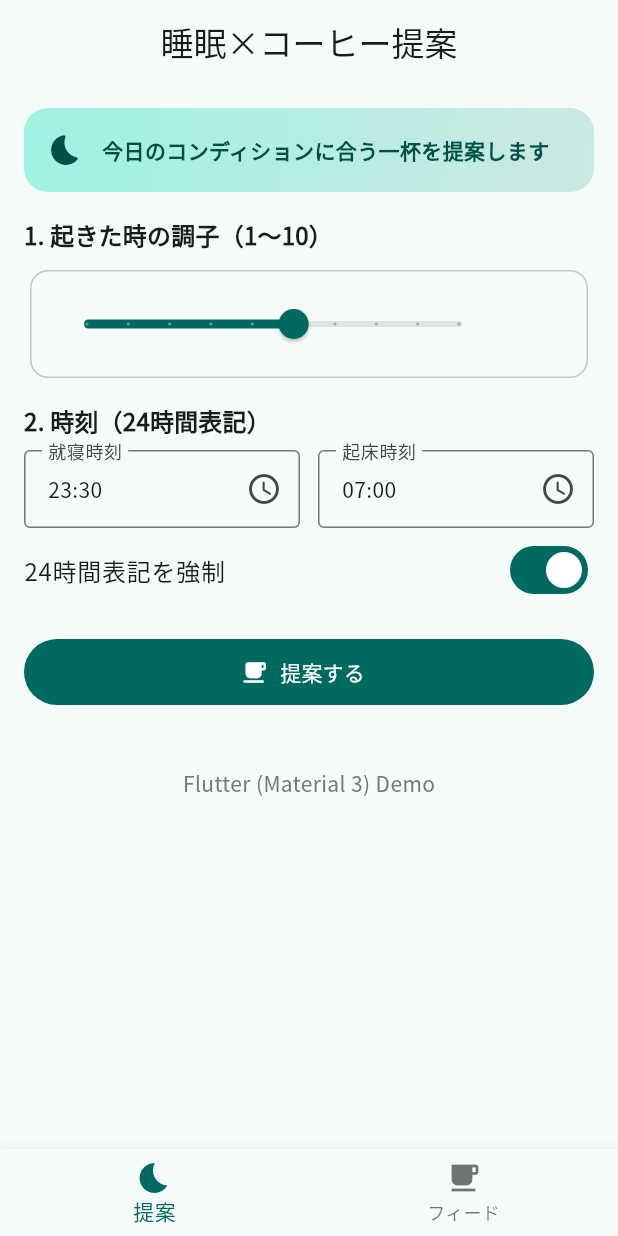
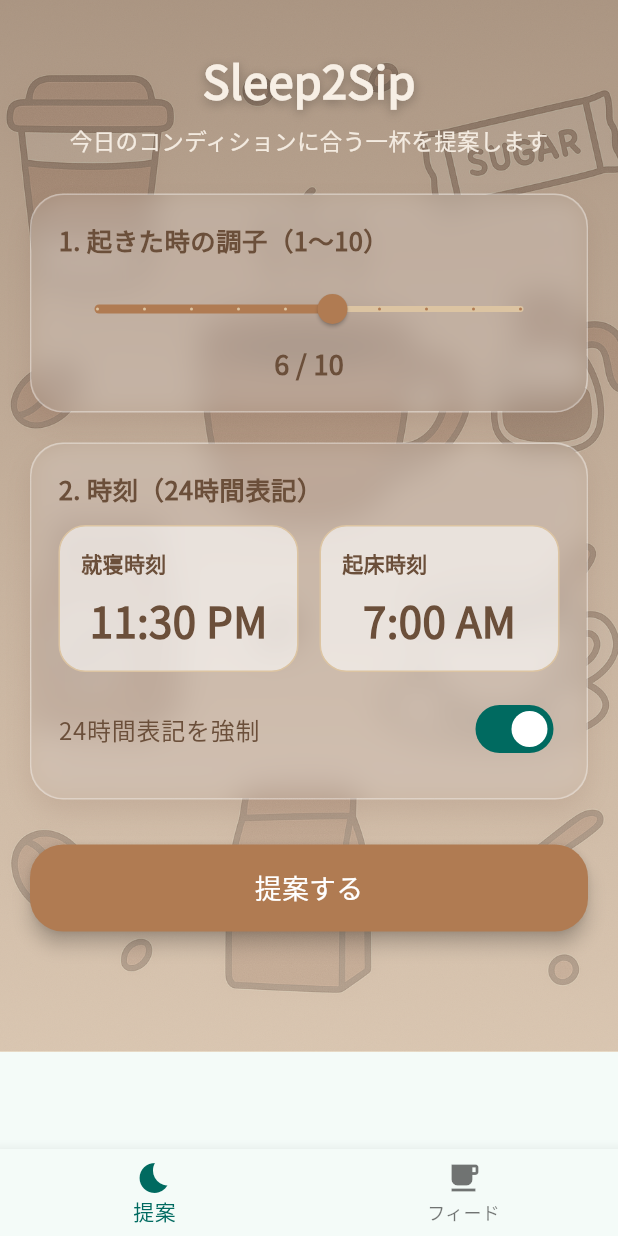
Before and after one commit to s231x002-source/sleep_coffee_advisor, a Flutter app: the screen it shows after launch, on a phone screen of 412 x 824 dp. Run offline on Flutter 3.47's test engine with Material 3 defaults, Android fonts, the phone set to English and light mode, and no system bars; our stand-ins replace cloud_firestore, firebase_auth, firebase_core, flutter_local_notifications, timezone; missing offline and left inert: dart:html; accounts and stored records are empty; network calls fail.

Commit message:
feat:通知機能追加 01月21日　 統合

```diff
--- a/lib/ui/root_page.dart
+++ b/lib/ui/root_page.dart
@@ -3,6 +3,7 @@
 import 'package:flutter/material.dart';
 import 'home_page.dart';
 import 'coffee_feed_page.dart';
+import 'sleep2sip_page.dart';
 
 class RootPage extends StatefulWidget {
   const RootPage({super.key});
@@ -21,7 +22,13 @@ class _RootPageState extends State<RootPage> {
       body: IndexedStack(
         index: index,
         children: const [
-          HomePage(),        // 提案画面
+
+          Sleep2SipPage(
+            debugShortDelays: true,      // デバッグ用（本番は false 推奨）
+            enableSaveAndNotify: true,   // UIだけなら false
+          ),
+
+          //HomePage(),        // 提案画面
           CoffeeFeedPage(),  // scroll UI
         ],
       ),
--- /dev/null
+++ b/lib/ui/sleep2sip_page.dart
@@ -0,0 +1,558 @@
+
+// lib/ui/sleep2sip_page.dart
+import 'dart:ui' show ImageFilter;
+
+import 'package:flutter/material.dart';
+
+import '../controllers/home_controller.dart';
+import '../data/brew_repository.dart';
+import '../domain/advice.dart';
+import '../domain/coffee_recommender.dart';
+import '../services/schedule_service.dart';
+
+// 追加
+import 'package:flutter/foundation.dart'
+    show kIsWeb, defaultTargetPlatform, TargetPlatform;
+import 'package:firebase_auth/firebase_auth.dart';
+import 'package:cloud_firestore/cloud_firestore.dart';
+
+import '../services/notification_service.dart';
+import '../services/in_app_notification_service.dart';
+
+
+class Sleep2SipPage extends StatefulWidget {
+  const Sleep2SipPage({
+    super.key,
+    this.debugShortDelays = false,
+    this.enableSaveAndNotify = true,
+  });
+
+  /// デバッグ用：通知を数秒後に出すか（本番では false 推奨）
+  final bool debugShortDelays;
+
+  /// Firestore保存＋通知予約を実行するか（まずUIだけ確認したいなら false）
+  final bool enableSaveAndNotify;
+
+  @override
+  State<Sleep2SipPage> createState() => _Sleep2SipPageState();
+}
+
+class _Sleep2SipPageState extends State<Sleep2SipPage> {
+  // --- 状態 ---
+  double _condition = 6; // 起床時の調子（1〜10）
+  TimeOfDay _sleepTime = const TimeOfDay(hour: 23, minute: 30);
+  TimeOfDay _wakeTime = const TimeOfDay(hour: 7, minute: 0);
+  bool _force24h = true;
+
+  final _scheduler = ScheduleService();
+
+  Advice? _advice;
+
+  // --- 依存 ---
+  late final HomeController _controller = HomeController(
+    repo: BrewRepository(),
+    scheduler: ScheduleService(),
+    recommender: CoffeeRecommender(),
+  );
+
+  // --- テーマカラー（Sleep2Sipデザイン） ---
+  final Color coffeeDark = const Color(0xFF6B4F3A);
+  final Color coffeeMilk = const Color(0xFFDCC4A2);
+  final Color coffeeLatte = const Color(0xFFF7EFE5);
+  final Color coffeeAccent = const Color(0xFFB07B52);
+
+  // --- TimePicker ---
+  Future<void> _pickTime(bool isSleepTime) async {
+    final initial = isSleepTime ? _sleepTime : _wakeTime;
+
+    final picked = await showTimePicker(
+      context: context,
+      initialTime: initial,
+      helpText: isSleepTime ? '就寝時刻を選択' : '起床時刻を選択',
+      builder: (context, child) {
+        // 24時間表記を強制したい場合
+        final media = MediaQuery.of(context);
+        final themed = Theme(
+          data: ThemeData.light().copyWith(
+            colorScheme: ColorScheme.light(primary: coffeeAccent),
+          ),
+          child: MediaQuery(
+            data: media.copyWith(
+              alwaysUse24HourFormat:
+              _force24h ? true : media.alwaysUse24HourFormat,
+            ),
+            child: child!,
+          ),
+        );
+        return themed;
+      },
+    );
+
+    if (picked != null) {
+      setState(() {
+        if (isSleepTime) {
+          _sleepTime = picked;
+        } else {
+          _wakeTime = picked;
+        }
+      });
+    }
+  }
+
+  // --- 分析（既存の CoffeeRecommender を使う） ---
+  Future<void> _analyze() async {
+    final advice = _controller.calculate(
+      bedTime: _sleepTime,
+      wakeTime: _wakeTime,
+      wakeFeeling: _condition,
+    );
+
+    setState(() => _advice = advice);
+
+    // 保存・通知は任意（UIだけならオフでOK）
+    //if (widget.enableSaveAndNotify) {
+      //await _controller.saveAndSchedule(
+        //advice: advice,
+        //wakeFeeling: _condition.round(),
+        //bedTimeText: _fmt(_sleepTime),
+        //wakeTimeText: _fmt(_wakeTime),
+        //debugShortDelays: widget.debugShortDelays,
+      //);
+    //}
+
+    if (widget.enableSaveAndNotify) {
+      await _saveBrewHistoryAndSchedule();
+    }
+
+  }
+
+
+  /// ✅ 保存 + 通知（集中力低下タイミング予測通知を含む）
+  Future<void> _saveBrewHistoryAndSchedule() async {
+    final uid = FirebaseAuth.instance.currentUser?.uid;
+    if (uid == null) {
+      debugPrint('No UID: not signed in');
+      return;
+    }
+
+    // ---- 1) Firestore 保存 ----
+    try {
+      final advice = _advice;
+      await FirebaseFirestore.instance
+          .collection('users')
+          .doc(uid)
+          .collection('brews')
+          .add({
+        'timestamp': FieldValue.serverTimestamp(),
+        'wakeFeeling': _condition.round(),
+        'bedTime': _fmt(_sleepTime),
+        'wakeTime': _fmt(_wakeTime),
+        'advice': advice == null
+            ? null
+            : {
+          'coffeeName': advice.coffeeName,
+          'caffeineLevel': advice.caffeineLevel,
+          'score': advice.score,
+          'totalSleepMin': advice.totalSleep.inMinutes,
+        },
+      });
+
+      debugPrint('Brew history saved!');
+    } catch (e, st) {
+      debugPrint('Save failed: $e\n$st');
+      if (mounted) {
+        ScaffoldMessenger.of(context).showSnackBar(
+          const SnackBar(content: Text('保存に失敗しました')),
+        );
+      }
+      // 保存が失敗しても通知予約は続ける/やめるは好み
+      // ここでは HomePage と同様に続行する構成でもOK
+    }
+
+    // ---- 2) 通知スケジューリング（集中力低下含む）----
+    final now = DateTime.now();
+
+    final isMobile = !kIsWeb &&
+        (defaultTargetPlatform == TargetPlatform.android ||
+            defaultTargetPlatform == TargetPlatform.iOS);
+
+    // まず「予約した」ことが分かるように即時アプリ内通知
+    await InAppNotificationService.instance.showNow(
+      title: '通知を予約しました',
+      body: widget.debugShortDelays
+          ? '（デバッグ）数秒後に通知します'
+          : '指定時刻にリマインドします',
+      payload: 'scheduled',
+    );
+
+    // デバッグ時は短い遅延にする
+    final restAt = widget.debugShortDelays
+        ? now.add(const Duration(seconds: 5))
+        : _scheduler.restAfterCaffeine(now);
+
+    DateTime? dropAt;
+    if (_advice != null) {
+      dropAt = widget.debugShortDelays
+          ? now.add(const Duration(seconds: 10))
+          : _scheduler.concentrationDrop(now, _advice!.score);
+    }
+
+    const restBody = '摂取から4時間経過。軽いストレッチや目の休息を。';
+    const focusBody = 'そろそろ集中力が落ち始めます。5〜10分の休憩がおすすめ。';
+
+    // 休憩（アプリ内）
+    await InAppNotificationService.instance.scheduleAt(
+      when: restAt,
+      title: '休憩のタイミングです',
+      body: restBody,
+      payload: 'rest',
+    );
+
+    // 集中力低下（アプリ内）
+    if (dropAt != null) {
+      await InAppNotificationService.instance.scheduleAt(
+        when: dropAt,
+        title: '集中力の低下タイミング予測',
+        body: focusBody,
+        payload: 'focus',
+      );
+    }
+
+    // モバイルのみ：OS通知も予約（将来の確認用）
+    if (isMobile) {
+      await NotificationService.instance.scheduleAt(
+        when: restAt,
+        title: '休憩のタイミングです',
+        body: restBody,
+        payload: 'rest',
+      );
+
+      if (dropAt != null) {
+        await NotificationService.instance.scheduleAt(
+          when: dropAt,
+          title: '集中力の低下タイミング予測',
+          body: focusBody,
+          payload: 'focus',
+        );
+      }
+    }
+  }
+
+  String _fmt(TimeOfDay t) =>
+      '${t.hour.toString().padLeft(2, '0')}:${t.minute.toString().padLeft(2, '0')}';
+
+  @override
+  Widget build(BuildContext context) {
+    return Scaffold(
+      // scroll UI と共存するので、ここは各タブで独立した Scaffold でOK
+      body: Container(
+        decoration: BoxDecoration(
+          image: const DecorationImage(
+            image: AssetImage("assets/images/background.png"),
+            fit: BoxFit.cover,
+            opacity: 0.32,
+          ),
+          gradient: LinearGradient(
+            colors: [
+              Colors.brown.shade900.withOpacity(0.60),
+              Colors.brown.shade400.withOpacity(0.40),
+            ],
+            begin: Alignment.topCenter,
+            end: Alignment.bottomCenter,
+          ),
+        ),
+        child: SafeArea(
+          child: SingleChildScrollView(
+            padding: const EdgeInsets.all(20),
+            child: Column(
+              children: [
+                const SizedBox(height: 12),
+
+                // --- Title ---
+                Text(
+                  "Sleep2Sip",
+                  style: TextStyle(
+                    fontSize: 30,
+                    fontWeight: FontWeight.bold,
+                    color: coffeeLatte,
+                    shadows: [
+                      Shadow(
+                        blurRadius: 8,
+                        offset: const Offset(0, 2),
+                        color: Colors.black.withOpacity(0.30),
+                      ),
+                    ],
+                  ),
+                ),
+                const SizedBox(height: 8),
+                Text(
+                  "今日のコンディションに合う一杯を提案します",
+                  style: TextStyle(
+                    fontSize: 15,
+                    color: coffeeLatte.withOpacity(0.95),
+                  ),
+                ),
+                const SizedBox(height: 25),
+
+                // --- 1. Condition Slider ---
+                _glassCard(
+                  child: Column(
+                    crossAxisAlignment: CrossAxisAlignment.start,
+                    children: [
+                      _label("1. 起きた時の調子（1〜10）"),
+                      const SizedBox(height: 10),
+                      Slider(
+                        value: _condition,
+                        min: 1,
+                        max: 10,
+                        divisions: 9,
+                        activeColor: coffeeAccent,
+                        inactiveColor: coffeeMilk,
+                        onChanged: (v) => setState(() => _condition = v),
+                      ),
+                      Center(
+                        child: Text(
+                          "${_condition.toInt()} / 10",
+                          style: TextStyle(
+                            fontSize: 18,
+                            color: coffeeDark,
+                            fontWeight: FontWeight.bold,
+                          ),
+                        ),
+                      ),
+                    ],
+                  ),
+                ),
+
+                const SizedBox(height: 20),
+
+                // --- 2. Sleep/Wake Time ---
+                _glassCard(
+                  child: Column(
+                    crossAxisAlignment: CrossAxisAlignment.start,
+                    children: [
+                      _label("2. 時刻（24時間表記）"),
+                      const SizedBox(height: 12),
+                      Row(
+                        children: [
+                          Expanded(
+                            child: _timeBox(
+                              title: "就寝時刻",
+                              value: _sleepTime.format(context),
+                              onTap: () => _pickTime(true),
+                            ),
+                          ),
+                          const SizedBox(width: 14),
+                          Expanded(
+                            child: _timeBox(
+                              title: "起床時刻",
+                              value: _wakeTime.format(context),
+                              onTap: () => _pickTime(false),
+                            ),
+                          ),
+                        ],
+                      ),
+                      const SizedBox(height: 10),
+                      SwitchListTile.adaptive(
+                        contentPadding: EdgeInsets.zero,
+                        title: Text(
+                          '24時間表記を強制',
+                          style: TextStyle(color: coffeeDark),
+                        ),
+                        value: _force24h,
+                        onChanged: (v) => setState(() => _force24h = v),
+                      ),
+                    ],
+                  ),
+                ),
+
+                const SizedBox(height: 30),
+
+                // --- Analyze Button ---
+                SizedBox(
+                  width: double.infinity,
+                  child: ElevatedButton(
+                    style: ElevatedButton.styleFrom(
+                      backgroundColor: coffeeAccent,
+                      foregroundColor: Colors.white,
+                      padding: const EdgeInsets.symmetric(
+                        horizontal: 35,
+                        vertical: 16,
+                      ),
+                      shape: RoundedRectangleBorder(
+                        borderRadius: BorderRadius.circular(22),
+                      ),
+                      elevation: 5,
+                    ),
+                    onPressed: _analyze,
+                    child: const Text(
+                      "提案する",
+                      style: TextStyle(fontSize: 18),
+                    ),
+                  ),
+                ),
+
+                const SizedBox(height: 30),
+
+                // --- Result (fade-in) ---
+                AnimatedOpacity(
+                  duration: const Duration(milliseconds: 600),
+                  opacity: _advice == null ? 0 : 1,
+                  child: _advice == null
+                      ? const SizedBox()
+                      : _glassCard(
+                    child: _ResultBlock(
+                      advice: _advice!,
+                      coffeeDark: coffeeDark,
+                    ),
+                  ),
+                ),
+
+                const SizedBox(height: 30),
+              ],
+            ),
+          ),
+        ),
+      ),
+    );
+  }
+
+  Text _label(String text) {
+    return Text(
+      text,
+      style: TextStyle(
+        fontSize: 17,
+        fontWeight: FontWeight.bold,
+        color: coffeeDark,
+      ),
+    );
+  }
+
+  /// ガラス風カード（BackdropFilter）
+  Widget _glassCard({required Widget child}) {
+    return Container(
+      decoration: BoxDecoration(
+        color: Colors.white.withOpacity(0.22),
+        borderRadius: BorderRadius.circular(22),
+        border: Border.all(
+          color: Colors.white.withOpacity(0.28),
+        ),
+        boxShadow: [
+          BoxShadow(
+            color: Colors.brown.withOpacity(0.15),
+            blurRadius: 15,
+            offset: const Offset(0, 8),
+          ),
+        ],
+      ),
+      child: ClipRRect(
+        borderRadius: BorderRadius.circular(22),
+        child: BackdropFilter(
+          filter: ImageFilter.blur(sigmaX: 10, sigmaY: 10),
+          child: Padding(
+            padding: const EdgeInsets.all(18),
+            child: child,
+          ),
+        ),
+      ),
+    );
+  }
+
+  /// 時刻選択ボックス（デザイン）
+  Widget _timeBox({
+    required String title,
+    required String value,
+    required VoidCallback onTap,
+  }) {
+    return GestureDetector(
+      onTap: onTap,
+      child: Container(
+        padding: const EdgeInsets.all(14),
+        decoration: BoxDecoration(
+          color: Colors.white.withOpacity(0.60),
+          borderRadius: BorderRadius.circular(18),
+          border: Border.all(color: coffeeMilk),
+        ),
+        child: Column(
+          crossAxisAlignment: CrossAxisAlignment.start,
+          children: [
+            Text(
+              title,
+              style: TextStyle(
+                fontSize: 14,
+                fontWeight: FontWeight.bold,
+                color: coffeeDark,
+              ),
+            ),
+            const SizedBox(height: 8),
+            Center(
+              child: Text(
+                value,
+                style: TextStyle(
+                  fontSize: 28,
+                  fontWeight: FontWeight.bold,
+                  color: coffeeDark,
+                ),
+              ),
+            ),
+          ],
+        ),
+      ),
+    );
+  }
+}
+
+/// 結果表示ブロック（Advice を使って表示）
+class _ResultBlock extends StatelessWidget {
+  const _ResultBlock({
+    required this.advice,
+    required this.coffeeDark,
+  });
+
+  final Advice advice;
+  final Color coffeeDark;
+
+  @override
+  Widget build(BuildContext context) {
+    final h = advice.totalSleep.inHours;
+    final m = advice.totalSleep.inMinutes % 60;
+
+    return Column(
+      crossAxisAlignment: CrossAxisAlignment.start,
+      children: [
+        Text(
+          "分析結果",
+          style: TextStyle(
+            fontSize: 17,
+            fontWeight: FontWeight.bold,
+            color: coffeeDark,
+          ),
+        ),
+        const SizedBox(height: 10),
+        Text(
+          "総睡眠時間：${h}時間${m}分",
+          style: TextStyle(color: coffeeDark),
+        ),
+        const SizedBox(height: 6),
+        Text(
+          "総合スコア：${advice.score.toStringAsFixed(1)} / 10",
+          style: TextStyle(color: coffeeDark),
+        ),
+        const SizedBox(height: 12),
+        Text(
+          "おすすめは：${advice.coffeeName}",
+          style: TextStyle(
+            fontSize: 22,
+            color: coffeeDark,
+            fontWeight: FontWeight.bold,
+          ),
+        ),
+        const SizedBox(height: 8),
+        Text(
+          "カフェインレベル：${advice.caffeineLevel} / 10",
+          style: TextStyle(color: coffeeDark),
+        ),
+      ],
+    );
+  }
+}
```
